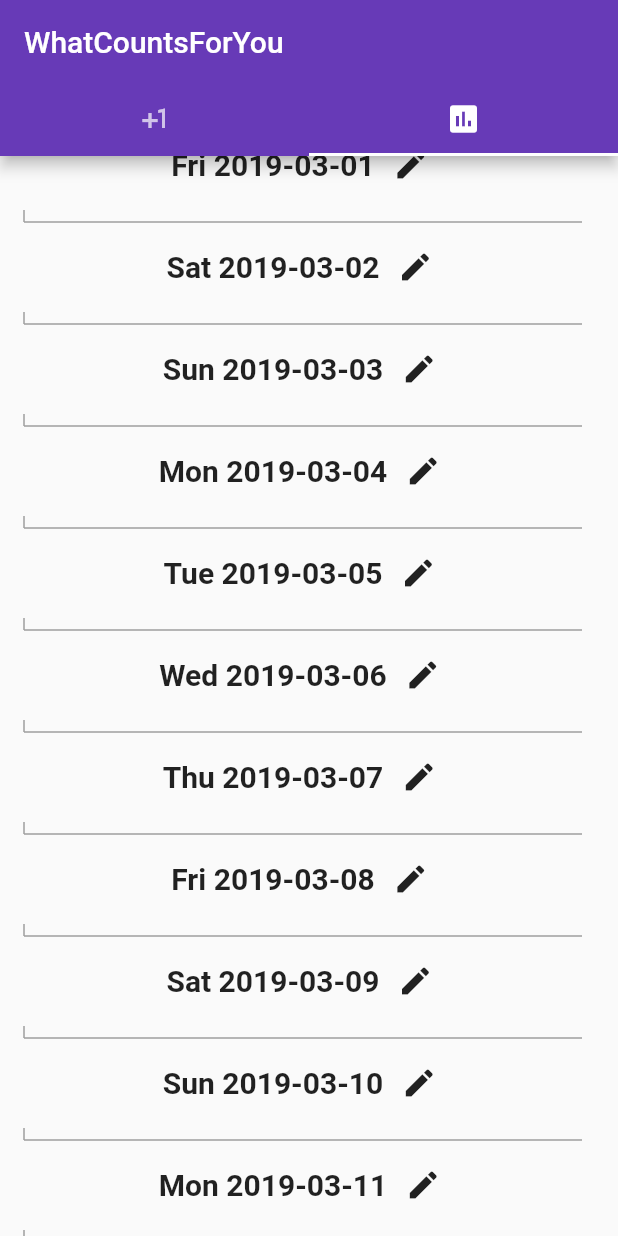
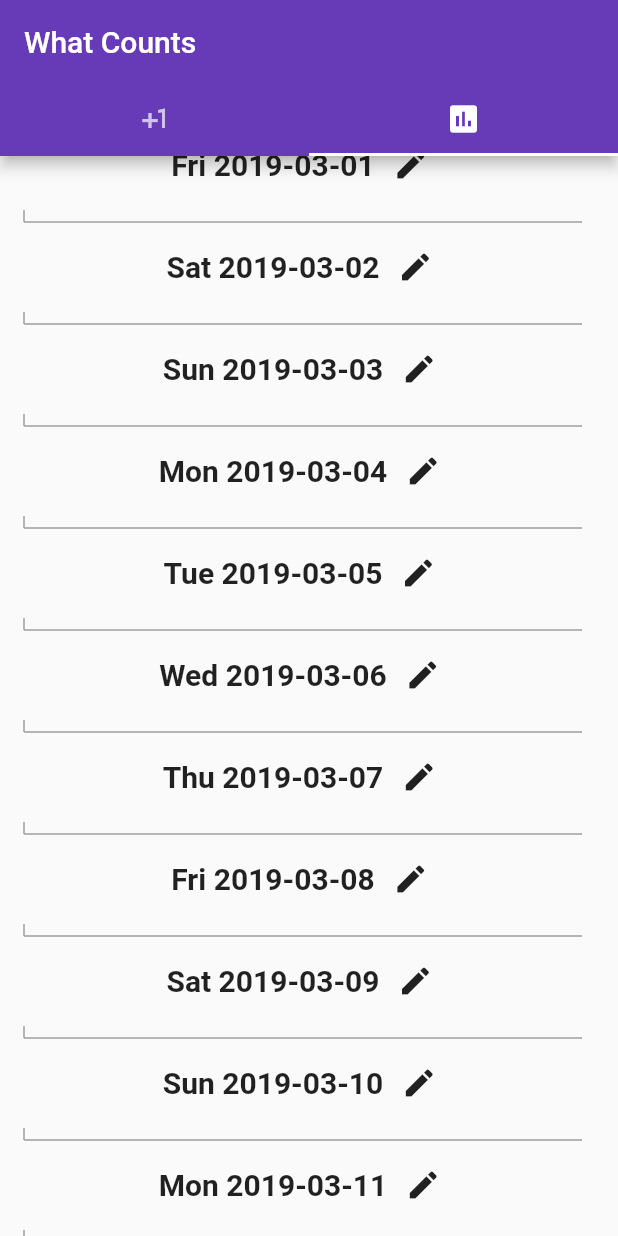
Before and after one commit to mcroghan/personal, a Flutter app: the screen it shows after launch, tab 2 chosen, on a phone screen of 412 x 824 dp. Run offline on Flutter 3.47's test engine with Material 2 defaults, Android fonts, the phone set to English and light mode, and no system bars; our stand-ins replace charts_flutter, numberpicker, shared_preferences.

Commit message:
App title

```diff
--- a/what_counts/lib/globals.dart
+++ b/what_counts/lib/globals.dart
@@ -45,7 +45,7 @@ class Util {
 }
 
 class Strings {
-  static const String appTitle = "WhatCountsForYou";
+  static const String appTitle = "What Counts";
 
   static const String counterDataKey = "counter_data";
   static const String counterCountKey = "counter_count";
--- a/what_counts/lib/main.dart
+++ b/what_counts/lib/main.dart
@@ -21,6 +21,8 @@ class WhatCounts extends StatelessWidget {
   Widget build(BuildContext context) {
     return MaterialApp(
         title: Strings.appTitle,
+        debugShowCheckedModeBanner: false,
+        home: Home(),
         theme: ThemeData(
           primarySwatch: Hues.primarySwatch,
           textTheme: TextTheme(
@@ -30,8 +32,6 @@ class WhatCounts extends StatelessWidget {
             )
           )
         ),
-        debugShowCheckedModeBanner: false,
-        home: Home()
     );
   }
 }
```
Also changed, not shown: 1 other file.
